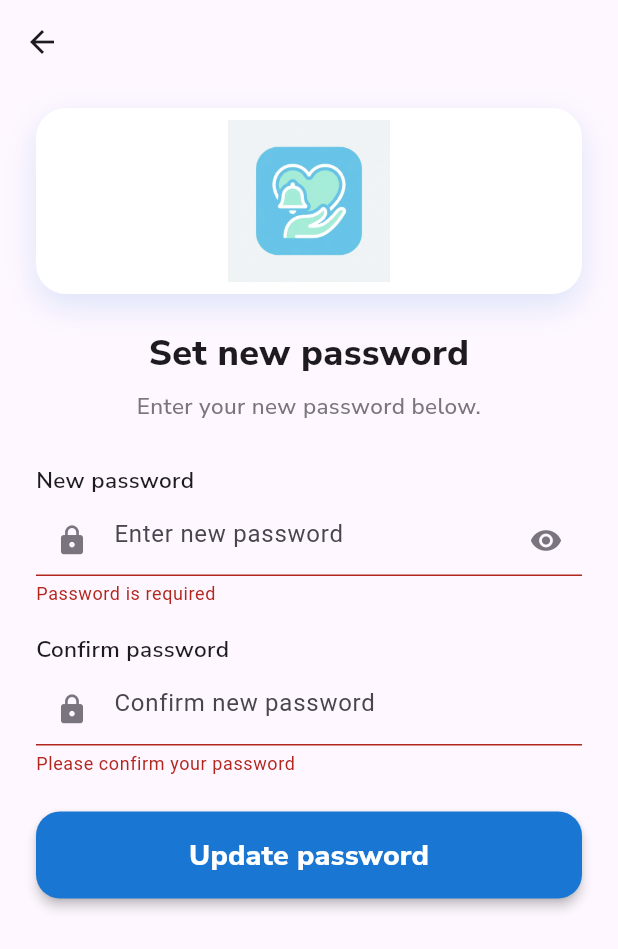
After one commit to pjmVillaraiz/lifeease, a Flutter app: the ResetPasswordScreen screen opened directly, after a tap on "Update password", on a phone screen of 412 x 824 dp. The commit adds this screen. Shown: the top 949 px of the screen. Run offline on Flutter 3.47's test engine with Material 3 defaults, Android fonts, the phone set to English and light mode, and no system bars; our stand-ins replace app_links, cached_network_image, flutter_local_notifications, flutter_svg, flutter_tts, google_fonts and 6 more; missing offline and left inert: android_alarm_manager_plus, record; accounts and stored records are empty.

Commit message:
Add password reset deep link and screen
Implements a complete password reset flow: adds an Android intent-filter for io.supabase.lifeease://reset-callback and integrates app_links to listen for deep links in main.dart, navigating to a new ResetPasswordScreen. Adds the ResetPasswordScreen UI and submission logic, updates SupabaseAuthService to send reset emails with redirectTo and to complete the password update, and updates ForgotPasswordScreen to show success/error feedback from the send call. Registers the new route in app_routes and adds the app_links dependency in pubspec.yaml.

```diff
--- a/lib/core/services/backend/supabase_auth_service.dart
+++ b/lib/core/services/backend/supabase_auth_service.dart
@@ -20,6 +20,8 @@ class SupabaseAuthService {
   static const String _userMode = 'user';
   static const String _guestMode = 'guest';
   static const String _demoMode = 'demo';
+  static const String _passwordResetRedirectUrl =
+      'io.supabase.lifeease://reset-callback/';
 
   SupabaseClient? get _client => SupabaseConfig.maybeClient;
 
@@ -182,8 +184,50 @@ class SupabaseAuthService {
 
   Future<void> rememberDemoSession() => _setSessionMode(_demoMode);
 
-  Future<void> sendPasswordReset(String email) async {
-    await _client?.auth.resetPasswordForEmail(email);
+  Future<LifeEaseAuthResult> sendPasswordReset(String email) async {
+    final client = _client;
+    if (client == null) {
+      return const LifeEaseAuthResult(
+        success: false,
+        message: 'Supabase is not configured.',
+      );
+    }
+
+    try {
+      await client.auth.resetPasswordForEmail(
+        email,
+        redirectTo: _passwordResetRedirectUrl,
+      );
+      return const LifeEaseAuthResult(success: true);
+    } on AuthException catch (error) {
+      return LifeEaseAuthResult(success: false, message: error.message);
+    } catch (_) {
+      return const LifeEaseAuthResult(
+        success: false,
+        message: 'Unable to send reset email.',
+      );
+    }
+  }
+
+  Future<LifeEaseAuthResult> completePasswordReset(String password) async {
+    final client = _client;
+    if (client == null) {
+      return const LifeEaseAuthResult(
+        success: false,
+        message: 'Supabase is not configured.',
+      );
+    }
+    try {
+      await client.auth.updateUser(UserAttributes(password: password));
+      return const LifeEaseAuthResult(success: true);
+    } on AuthException catch (error) {
+      return LifeEaseAuthResult(success: false, message: error.message);
+    } catch (_) {
+      return const LifeEaseAuthResult(
+        success: false,
+        message: 'Unable to update password.',
+      );
+    }
   }
 
   Future<void> signOut() async {
--- a/lib/core/utils/app_routes.dart
+++ b/lib/core/utils/app_routes.dart
@@ -6,6 +6,7 @@ import 'package:lifeease/features/reminders/presentation/home_screen/home_screen
 import 'package:lifeease/features/accessibility/presentation/login_screen/login_screen.dart';
 import 'package:lifeease/features/accessibility/presentation/register_screen/register_screen.dart';
 import 'package:lifeease/features/accessibility/presentation/forgot_password_screen/forgot_password_screen.dart';
+import 'package:lifeease/features/accessibility/presentation/reset_password_screen/reset_password_screen.dart';
 import 'package:lifeease/features/accessibility/presentation/settings_screen/settings_screen.dart';
 import 'package:lifeease/features/accessibility/presentation/profile_screen/profile_screen.dart';
 
@@ -15,6 +16,7 @@ class AppRoutes {
   static const String loginScreen = '/login-screen';
   static const String registerScreen = '/register';
   static const String forgotPasswordScreen = '/forgot-password';
+  static const String resetPasswordScreen = '/reset-password';
   static const String addReminderScreen = '/add-reminder-screen';
   static const String allRemindersScreen = '/all-reminders-screen';
   static const String settingsScreen = '/settings-screen';
@@ -26,6 +28,7 @@ class AppRoutes {
     loginScreen: (context) => const LoginScreen(),
     registerScreen: (context) => const RegisterScreen(),
     forgotPasswordScreen: (context) => const ForgotPasswordScreen(),
+    resetPasswordScreen: (context) => const ResetPasswordScreen(),
     allRemindersScreen: (context) => const AllRemindersScreen(),
     settingsScreen: (context) => const SettingsScreen(),
     profileScreen: (context) => const ProfileScreen(),
--- a/lib/features/accessibility/presentation/forgot_password_screen/forgot_password_screen.dart
+++ b/lib/features/accessibility/presentation/forgot_password_screen/forgot_password_screen.dart
@@ -34,21 +34,19 @@ class _ForgotPasswordScreenState extends State<ForgotPasswordScreen> {
 
     HapticFeedback.mediumImpact();
     setState(() => _isLoading = true);
-    try {
-      await _authService.sendPasswordReset(email);
-    } catch (_) {
-      // Keep the same message so the screen never reveals whether an email exists.
-    }
+    final result = await _authService.sendPasswordReset(email);
 
     if (!mounted) return;
     setState(() => _isLoading = false);
     ScaffoldMessenger.of(context).showSnackBar(
       SnackBar(
         content: Text(
-          'If an account exists for that email, a reset link will be sent.',
+          result.success
+              ? 'If an account exists for that email, a reset link will be sent.'
+              : (result.message ?? 'Unable to send reset email.'),
           style: GoogleFonts.nunitoSans(fontSize: 15),
         ),
-        backgroundColor: AppTheme.success,
+        backgroundColor: result.success ? AppTheme.success : AppTheme.errorRed,
         behavior: SnackBarBehavior.floating,
         shape: RoundedRectangleBorder(borderRadius: BorderRadius.circular(12)),
       ),
--- /dev/null
+++ b/lib/features/accessibility/presentation/reset_password_screen/reset_password_screen.dart
@@ -0,0 +1,296 @@
+import 'package:flutter/services.dart';
+
+import 'package:lifeease/core/constants/app_assets.dart';
+import 'package:lifeease/core/services/backend/supabase_auth_service.dart';
+import 'package:lifeease/core/utils/app_export.dart';
+
+class ResetPasswordScreen extends StatefulWidget {
+  const ResetPasswordScreen({super.key});
+
+  @override
+  State<ResetPasswordScreen> createState() => _ResetPasswordScreenState();
+}
+
+class _ResetPasswordScreenState extends State<ResetPasswordScreen> {
+  final SupabaseAuthService _authService = SupabaseAuthService();
+  final _passwordController = TextEditingController();
+  final _confirmController = TextEditingController();
+  bool _obscurePassword = true;
+  bool _submitting = false;
+  String? _passwordError;
+  String? _confirmError;
+  String? _serverError;
+
+  @override
+  void dispose() {
+    _passwordController.dispose();
+    _confirmController.dispose();
+    super.dispose();
+  }
+
+  String? _validatePassword(String? value) {
+    final v = value?.trim() ?? '';
+    if (v.isEmpty) return 'Password is required';
+    if (v.length < 6) return 'Password must be at least 6 characters';
+    return null;
+  }
+
+  String? _validateConfirm(String? value) {
+    final v = value?.trim() ?? '';
+    if (v.isEmpty) return 'Please confirm your password';
+    if (v != (_passwordController.text.trim())) {
+      return 'Passwords do not match';
+    }
+    return null;
+  }
+
+  Future<void> _submit() async {
+    final passwordError = _validatePassword(_passwordController.text);
+    final confirmError = _validateConfirm(_confirmController.text);
+    if (passwordError != null || confirmError != null) {
+      setState(() {
+        _passwordError = passwordError;
+        _confirmError = confirmError;
+      });
+      return;
+    }
+
+    HapticFeedback.mediumImpact();
+    setState(() {
+      _submitting = true;
+      _passwordError = null;
+      _confirmError = null;
+      _serverError = null;
+    });
+
+    final result = await _authService.completePasswordReset(
+      _passwordController.text.trim(),
+    );
+
+    if (!mounted) return;
+    setState(() => _submitting = false);
+
+    if (result.success) {
+      ScaffoldMessenger.of(context).showSnackBar(
+        SnackBar(
+          content: Text(
+            'Password updated. Please sign in.',
+            style: GoogleFonts.nunitoSans(fontSize: 15),
+          ),
+          backgroundColor: AppTheme.success,
+          behavior: SnackBarBehavior.floating,
+          shape: RoundedRectangleBorder(borderRadius: BorderRadius.circular(12)),
+        ),
+      );
+      await Future.delayed(const Duration(milliseconds: 400));
+      if (!mounted) return;
+      Navigator.pushNamedAndRemoveUntil(
+        context,
+        AppRoutes.loginScreen,
+        (route) => false,
+      );
+    } else {
+      setState(() => _serverError = result.message);
+      ScaffoldMessenger.of(context).showSnackBar(
+        SnackBar(
+          content: Text(
+            result.message ?? 'Unable to update password.',
+            style: GoogleFonts.nunitoSans(fontSize: 15),
+          ),
+          backgroundColor: AppTheme.errorRed,
+          behavior: SnackBarBehavior.floating,
+          shape: RoundedRectangleBorder(borderRadius: BorderRadius.circular(12)),
+        ),
+      );
+    }
+  }
+
+  @override
+  Widget build(BuildContext context) {
+    final theme = Theme.of(context);
+    return Scaffold(
+      backgroundColor: theme.colorScheme.surface,
+      appBar: AppBar(
+        backgroundColor: theme.colorScheme.surface,
+        elevation: 0,
+        leading: IconButton(
+          icon: const CustomIconWidget(iconName: 'arrow_back'),
+          onPressed: () => Navigator.pop(context),
+          tooltip: 'Back',
+        ),
+      ),
+      body: SafeArea(
+        child: SingleChildScrollView(
+          padding: const EdgeInsets.fromLTRB(24, 16, 24, 32),
+          child: Column(
+            crossAxisAlignment: CrossAxisAlignment.stretch,
+            children: [
+              Container(
+                width: 144,
+                height: 124,
+                padding: const EdgeInsets.all(8),
+                decoration: BoxDecoration(
+                  color: Colors.white,
+                  borderRadius: BorderRadius.circular(20),
+                  boxShadow: [
+                    BoxShadow(
+                      color: AppTheme.primaryBlue.withAlpha(38),
+                      blurRadius: 18,
+                      offset: const Offset(0, 8),
+                    ),
+                  ],
+                ),
+                child: Image.asset(AppAssets.logo, fit: BoxFit.contain),
+              ),
+              const SizedBox(height: 22),
+              Text(
+                'Set new password',
+                textAlign: TextAlign.center,
+                style: GoogleFonts.nunitoSans(
+                  fontSize: 24,
+                  fontWeight: FontWeight.w800,
+                  color: theme.colorScheme.onSurface,
+                ),
+              ),
+              const SizedBox(height: 8),
+              Text(
+                'Enter your new password below.',
+                textAlign: TextAlign.center,
+                style: GoogleFonts.nunitoSans(
+                  fontSize: 15,
+                  fontWeight: FontWeight.w500,
+                  color: theme.colorScheme.outline,
+                ),
+              ),
+              const SizedBox(height: 28),
+              Text(
+                'New password',
+                style: GoogleFonts.nunitoSans(
+                  fontSize: 15,
+                  fontWeight: FontWeight.w600,
+                  color: theme.colorScheme.onSurface,
+                ),
+              ),
+              const SizedBox(height: 6),
+              TextField(
+                controller: _passwordController,
+                obscureText: _obscurePassword,
+                textInputAction: TextInputAction.next,
+                onChanged: (_) {
+                  if (_passwordError != null) {
+                    setState(() => _passwordError = null);
+                  }
+                },
+                decoration: InputDecoration(
+                  hintText: 'Enter new password',
+                  prefixIcon: Padding(
+                    padding: const EdgeInsets.symmetric(horizontal: 12),
+                    child: CustomIconWidget(
+                      iconName: 'lock',
+                      color: theme.colorScheme.outline,
+                      size: 22,
+                    ),
+                  ),
+                  prefixIconConstraints: const BoxConstraints(
+                    minWidth: 48,
+                    minHeight: 48,
+                  ),
+                  suffixIcon: IconButton(
+                    icon: CustomIconWidget(
+                      iconName: _obscurePassword
+                          ? 'visibility'
+                          : 'visibility_off',
+                      color: theme.colorScheme.outline,
+                      size: 22,
+                    ),
+                    onPressed: () =>
+                        setState(() => _obscurePassword = !_obscurePassword),
+                  ),
+                  errorText: _passwordError,
+                ),
+              ),
+              const SizedBox(height: 18),
+              Text(
+                'Confirm password',
+                style: GoogleFonts.nunitoSans(
+                  fontSize: 15,
+                  fontWeight: FontWeight.w600,
+                  color: theme.colorScheme.onSurface,
+                ),
+              ),
+              const SizedBox(height: 6),
+              TextField(
+                controller: _confirmController,
+                obscureText: _obscurePassword,
+                textInputAction: TextInputAction.done,
+                onSubmitted: (_) => _submitting ? null : _submit(),
+                onChanged: (_) {
+                  if (_confirmError != null) {
+                    setState(() => _confirmError = null);
+                  }
+                },
+                decoration: InputDecoration(
+                  hintText: 'Confirm new password',
+                  prefixIcon: Padding(
+                    padding: const EdgeInsets.symmetric(horizontal: 12),
+                    child: CustomIconWidget(
+                      iconName: 'lock',
+                      color: theme.colorScheme.outline,
+                      size: 22,
+                    ),
+                  ),
+                  prefixIconConstraints: const BoxConstraints(
+                    minWidth: 48,
+                    minHeight: 48,
+                  ),
+                  errorText: _confirmError,
+                ),
+              ),
+              if (_serverError != null) ...[
+                const SizedBox(height: 12),
+                Text(
+                  _serverError!,
+                  style: GoogleFonts.nunitoSans(
+                    fontSize: 14,
+                    color: AppTheme.errorRed,
+                    fontWeight: FontWeight.w600,
+                  ),
+                ),
+              ],
+              const SizedBox(height: 24),
+              ElevatedButton(
+                onPressed: _submitting ? null : _submit,
+                style: ElevatedButton.styleFrom(
+                  backgroundColor: AppTheme.primaryBlue,
+                  foregroundColor: Colors.white,
+                  minimumSize: const Size(double.infinity, 58),
+                  shape: RoundedRectangleBorder(
+                    borderRadius: BorderRadius.circular(16),
+                  ),
+                  elevation: 3,
+                ),
+                child: _submitting
+                    ? const SizedBox(
+                        width: 24,
+                        height: 24,
+                        child: CircularProgressIndicator(
+                          strokeWidth: 2.5,
+                          color: Colors.white,
+                        ),
+                      )
+                    : Text(
+                        'Update password',
+                        style: GoogleFonts.nunitoSans(
+                          fontSize: 19,
+                          fontWeight: FontWeight.w800,
+                          color: Colors.white,
+                        ),
+                      ),
+              ),
+            ],
+          ),
+        ),
+      ),
+    );
+  }
+}
--- a/lib/main.dart
+++ b/lib/main.dart
@@ -1,6 +1,7 @@
 import 'package:flutter/services.dart';
 import 'package:flutter/foundation.dart';
 import 'package:android_alarm_manager_plus/android_alarm_manager_plus.dart';
+import 'package:app_links/app_links.dart';
 
 import 'package:lifeease/core/navigation/app_navigator.dart';
 import 'package:lifeease/core/utils/app_export.dart';
@@ -13,6 +14,21 @@ import 'package:lifeease/core/services/backend/supabase_auth_service.dart';
 import 'package:lifeease/core/services/notifications/reminder_notification_service.dart';
 import 'package:lifeease/core/services/supabase_config.dart';
 import 'package:lifeease/shared/widgets/custom_error_widget.dart';
+
+class _DeepLinkHandler {
+  static void setup() {
+    final links = AppLinks();
+    links.uriLinkStream.listen((uri) {
+      if (uri.scheme == 'io.supabase.lifeease' &&
+          uri.host == 'reset-callback') {
+        AppNavigator.key.currentState?.pushNamedAndRemoveUntil(
+          AppRoutes.resetPasswordScreen,
+          (route) => false,
+        );
+      }
+    });
+  }
+}
 
 void main() async {
   // 1. Initialize Flutter bindings immediately
@@ -209,6 +225,7 @@ class MyApp extends StatelessWidget {
 
   @override
   Widget build(BuildContext context) {
+    _DeepLinkHandler.setup();
     return Sizer(
       builder: (context, orientation, screenType) {
         return AnimatedBuilder(
--- a/pubspec.yaml
+++ b/pubspec.yaml
@@ -26,6 +26,7 @@ dependencies:
   speech_to_text: ^7.0.0
   supabase_flutter: ^2.8.0
   url_launcher: ^6.3.0
+  app_links: ^7.0.0
   android_alarm_manager_plus: ^4.0.0
   flutter_local_notifications: ^21.0.0
   timezone: ^0.11.0
```
Also changed, not shown: pubspec.lock, 1 other file.
